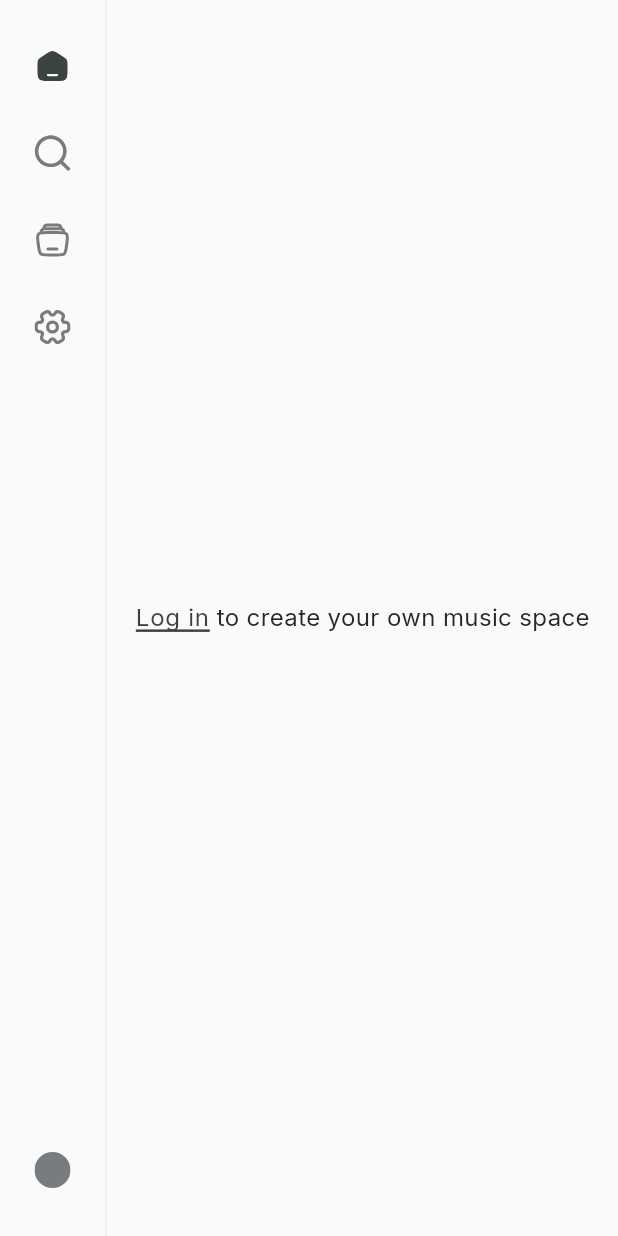
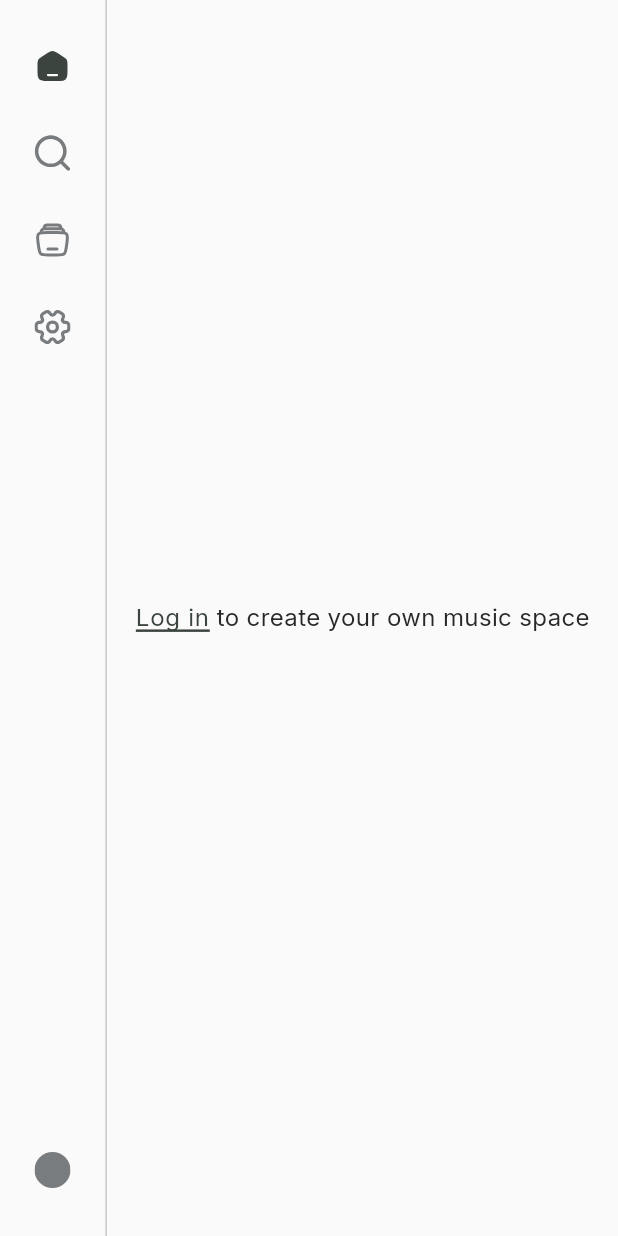
Before and after one commit to evelyn-2022/loop-desktop, a Flutter app: the screen it shows after launch, on a phone screen of 412 x 824 dp. Run offline on Flutter 3.47's test engine with Material 3 defaults, Android fonts, the phone set to English and light mode, and no system bars; our stand-ins replace dio, flutter_dotenv, flutter_svg, google_fonts, jwt_decoder, shared_preferences; accounts and stored records are empty.

Commit message:
Improve ui

```diff
--- a/lib/theme/app_theme.dart
+++ b/lib/theme/app_theme.dart
@@ -41,7 +41,7 @@ class AppTheme {
           ),
           bodySmall: GoogleFonts.inter(
             fontSize: 14,
-            fontWeight: FontWeight.w400,
+            fontWeight: FontWeight.normal,
             color: AppColors.grey_300,
           ),
           // Link text style
@@ -67,7 +67,7 @@ class AppTheme {
             color: AppColors.black_700,
           ),
         ),
-        dividerColor: AppColors.yellow_100,
+        dividerColor: AppColors.grey_100,
         inputDecorationTheme: InputDecorationTheme(
           border: OutlineInputBorder(
             borderRadius: BorderRadius.circular(4),
@@ -86,13 +86,14 @@ class AppTheme {
               width: 1.5,
             ),
           ),
-          hintStyle: TextStyle(
+          hintStyle: GoogleFonts.inter(
             color: AppColors.grey_200,
             fontSize: 16,
           ),
-          labelStyle: TextStyle(
+          labelStyle: GoogleFonts.inter(
             color: AppColors.grey_200,
             fontSize: 16,
+            fontWeight: FontWeight.normal,
           ),
           floatingLabelStyle:
               WidgetStateTextStyle.resolveWith((states) {
@@ -204,7 +205,7 @@ class AppTheme {
           ),
           bodySmall: GoogleFonts.inter(
             fontSize: 14,
-            fontWeight: FontWeight.w400,
+            fontWeight: FontWeight.normal,
             color: AppColors.grey_200,
           ),
           // Button text style
@@ -249,7 +250,6 @@ class AppTheme {
           errorBorder: OutlineInputBorder(
             borderSide: BorderSide(
               color: AppColors.red_200,
-              // width: 1.5,
             ),
           ),
           focusedErrorBorder: OutlineInputBorder(
@@ -257,17 +257,14 @@ class AppTheme {
               color: AppColors.red_200,
             ),
           ),
-          errorStyle: TextStyle(
-            fontSize: 12,
-            color: AppColors.red_200,
-          ),
-          hintStyle: TextStyle(
+          hintStyle: GoogleFonts.inter(
             color: AppColors.grey_400,
             fontSize: 16,
           ),
-          labelStyle: TextStyle(
+          labelStyle: GoogleFonts.inter(
             color: AppColors.grey_300,
             fontSize: 16,
+            fontWeight: FontWeight.normal,
           ),
           floatingLabelStyle:
               WidgetStateTextStyle.resolveWith((states) {
```
